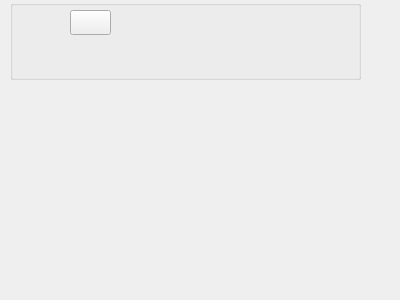
This is components/editor.ui in RichardGladman/book-of-shadows-qt as Qt 5 draws it before an edit. The edited form follows.
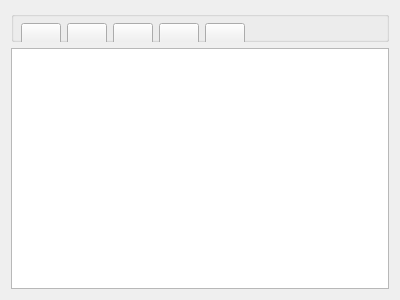
This is the edited form. Icons and pictures are not drawn.

Diff of the .ui file:
```diff
--- a/components/editor.ui
+++ b/components/editor.ui
@@ -13,26 +13,29 @@
   <property name="windowTitle">
    <string>Frame</string>
   </property>
+  <layout class="QVBoxLayout" name="verticalLayout">
+   <item>
   <widget class="QGroupBox" name="groupBox">
-   <property name="geometry">
-    <rect>
-     <x>10</x>
-     <y>0</y>
-     <width>351</width>
-     <height>80</height>
-    </rect>
-   </property>
    <property name="title">
     <string/>
    </property>
-   <widget class="QPushButton" name="ciopyButton">
+     <widget class="QWidget" name="">
     <property name="geometry">
      <rect>
-      <x>60</x>
+        <x>10</x>
       <y>10</y>
-      <width>41</width>
-      <height>25</height>
-     </rect>
+        <width>280</width>
+        <height>26</height>
+       </rect>
+      </property>
+      <layout class="QHBoxLayout" name="horizontalLayout">
+       <item>
+        <widget class="QPushButton" name="copyButton">
+         <property name="sizePolicy">
+          <sizepolicy hsizetype="Fixed" vsizetype="Fixed">
+           <horstretch>0</horstretch>
+           <verstretch>0</verstretch>
+          </sizepolicy>
     </property>
     <property name="text">
      <string/>
@@ -42,7 +45,96 @@
       <normaloff>:/icons/copy.png</normaloff>:/icons/copy.png</iconset>
     </property>
    </widget>
-  </widget>
+       </item>
+       <item>
+        <widget class="QPushButton" name="cutButton">
+         <property name="sizePolicy">
+          <sizepolicy hsizetype="Fixed" vsizetype="Fixed">
+           <horstretch>0</horstretch>
+           <verstretch>0</verstretch>
+          </sizepolicy>
+         </property>
+         <property name="text">
+          <string/>
+         </property>
+         <property name="icon">
+          <iconset resource="../resources.qrc">
+           <normaloff>:/icons/cut.png</normaloff>:/icons/cut.png</iconset>
+         </property>
+        </widget>
+       </item>
+       <item>
+        <widget class="QPushButton" name="pasteButton">
+         <property name="sizePolicy">
+          <sizepolicy hsizetype="Fixed" vsizetype="Fixed">
+           <horstretch>0</horstretch>
+           <verstretch>0</verstretch>
+          </sizepolicy>
+         </property>
+         <property name="text">
+          <string/>
+         </property>
+         <property name="icon">
+          <iconset resource="../resources.qrc">
+           <normaloff>:/icons/paste.png</normaloff>:/icons/paste.png</iconset>
+         </property>
+        </widget>
+       </item>
+       <item>
+        <widget class="QPushButton" name="undoButton">
+         <property name="sizePolicy">
+          <sizepolicy hsizetype="Fixed" vsizetype="Fixed">
+           <horstretch>0</horstretch>
+           <verstretch>0</verstretch>
+          </sizepolicy>
+         </property>
+         <property name="text">
+          <string/>
+         </property>
+         <property name="icon">
+          <iconset resource="../resources.qrc">
+           <normaloff>:/icons/undo.png</normaloff>:/icons/undo.png</iconset>
+         </property>
+        </widget>
+       </item>
+       <item>
+        <widget class="QPushButton" name="redoButton">
+         <property name="sizePolicy">
+          <sizepolicy hsizetype="Fixed" vsizetype="Fixed">
+           <horstretch>0</horstretch>
+           <verstretch>0</verstretch>
+          </sizepolicy>
+         </property>
+         <property name="text">
+          <string/>
+         </property>
+         <property name="icon">
+          <iconset resource="../resources.qrc">
+           <normaloff>:/icons/redo.png</normaloff>:/icons/redo.png</iconset>
+         </property>
+        </widget>
+       </item>
+       <item>
+        <spacer name="horizontalSpacer">
+         <property name="orientation">
+          <enum>Qt::Orientation::Horizontal</enum>
+         </property>
+         <property name="sizeHint" stdset="0">
+          <size>
+           <width>40</width>
+           <height>20</height>
+          </size>
+         </property>
+        </spacer>
+       </item>
+      </layout>
+     </widget>
+    </widget>
+   </item>
+   <item>
+    <widget class="QTextEdit" name="textEdit"/>
+   </item>
+  </layout>
  </widget>
  <resources>
   <include location="../resources.qrc"/>
```
Lines whose indentation alone changed are shown as unchanged.
